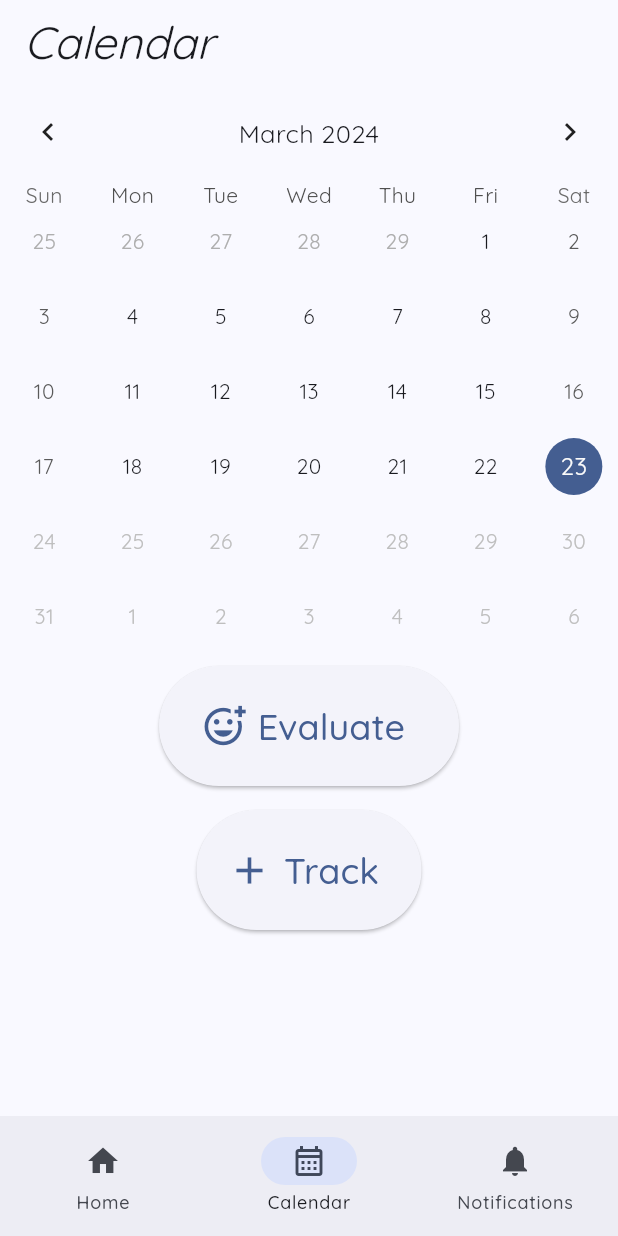
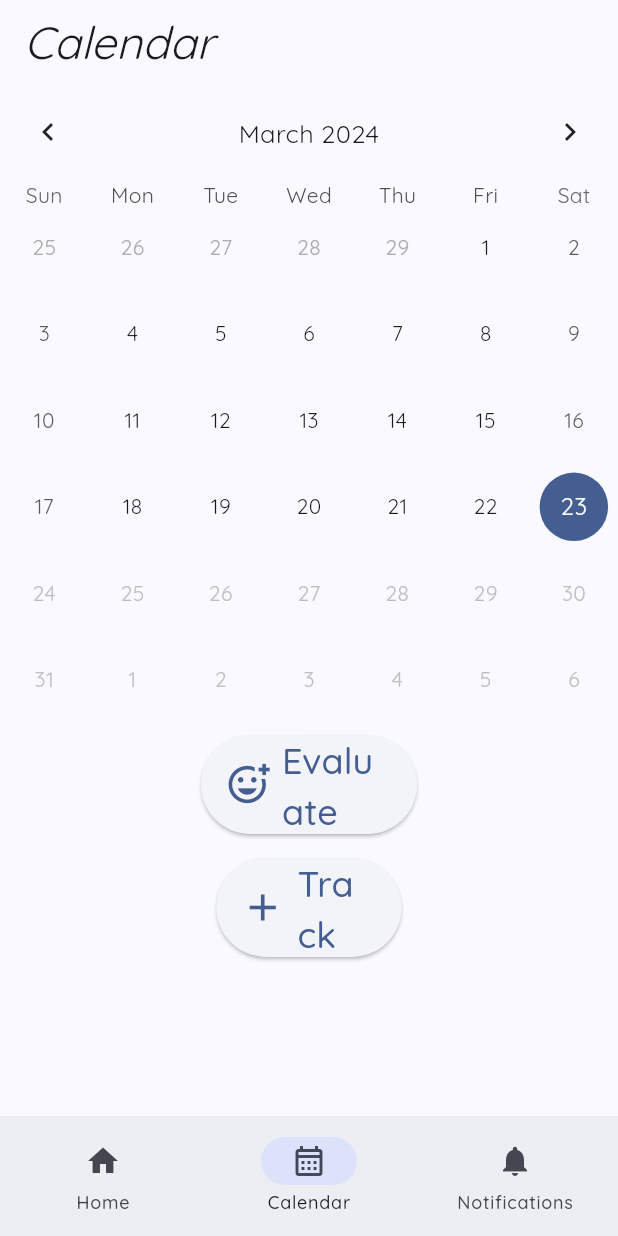
Before and after one commit to ellenritterbusch/urinary_incontinence_application, a Flutter app: the screen it shows after launch, item 2 of the bottom bar chosen, on a phone screen of 412 x 824 dp. Run offline on Flutter 3.47's test engine with Material 3 defaults, Android fonts, the phone set to English and light mode, and no system bars; drawn by our look-alikes of table_calendar; our stand-ins replace flutter_blue_plus, google_fonts, sqflite; accounts and stored records are empty.

Commit message:
scale sizes

```diff
--- a/lib/BladderDiary/CalendarPage/Evaluate_button.dart
+++ b/lib/BladderDiary/CalendarPage/Evaluate_button.dart
@@ -25,7 +25,7 @@ class _Evaluate_buttonState extends State<Evaluate_button> {
               fontSize: 24
             ),),
             style: ElevatedButton.styleFrom(
-              fixedSize: Size(200, 80),
+              fixedSize: Size(MediaQuery.of(context).size.width * 0.35, MediaQuery.of(context).size.height * 0.08),
             )
     );
   }
--- a/lib/BladderDiary/CalendarPage/Table_calendar.dart
+++ b/lib/BladderDiary/CalendarPage/Table_calendar.dart
@@ -63,7 +63,7 @@ void _onDaySelected(DateTime selectedDay, DateTime focusedDay){ //funktion der s
       //     ),
       child: TableCalendar(
         locale: "en_US",
-        rowHeight: 50,
+        rowHeight: MediaQuery.of(context).size.height * 0.07,
         headerStyle: const HeaderStyle(
           formatButtonVisible: false,
           titleCentered: true,
--- a/lib/BladderDiary/CalendarPage/Track_button.dart
+++ b/lib/BladderDiary/CalendarPage/Track_button.dart
@@ -14,7 +14,7 @@ class _Track_buttonState extends State<Track_button>{
   Widget build(BuildContext context) {
     return ElevatedButton.icon(
             style: ElevatedButton.styleFrom(
-              fixedSize: Size(150, 80)
+              fixedSize: Size(MediaQuery.of(context).size.width * 0.30, MediaQuery.of(context).size.height * 0.08)
             ),
             onPressed:() {
             debugPrint(today.toString());
```
